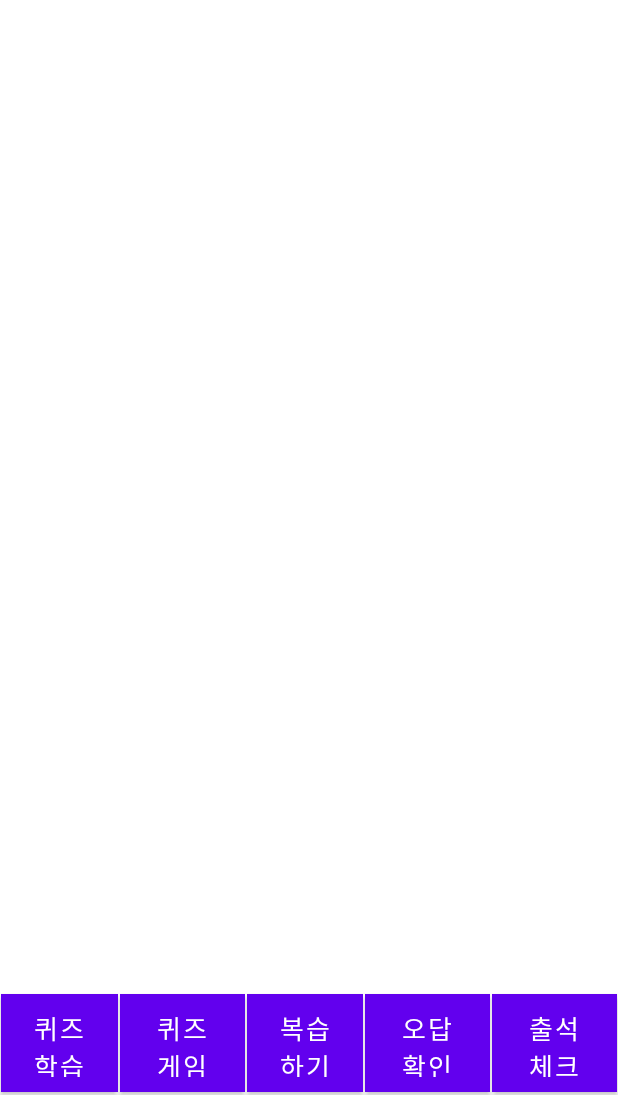
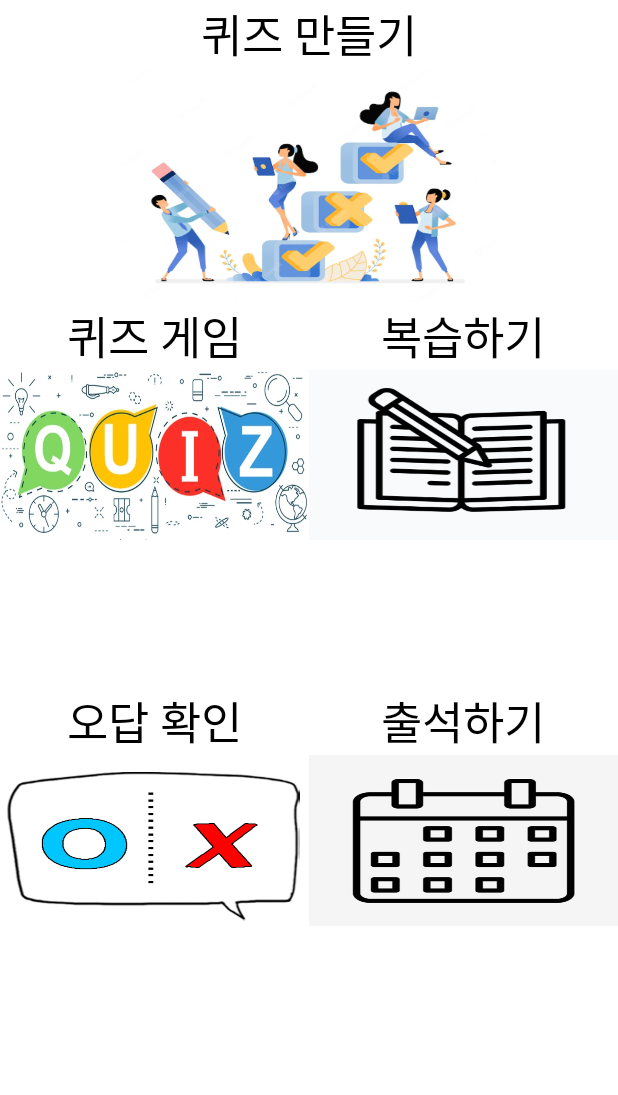
Before and after one commit to hyeonmin504/flash_card, an Android app: the layout activity_main.xml on its own in the app's theme, with its tools: preview values and no code run, on a phone screen of 412 x 824 dp, the part 141-1236 px from its top. Run offline under Robolectric (Android 15) with nearby library versions, the phone set to English and light mode, and no system bars.

Commit message:
update main.xml add-image

```diff
--- a/app/src/main/java/com/example/flash_card/MainActivity.java
+++ b/app/src/main/java/com/example/flash_card/MainActivity.java
@@ -1,31 +1,30 @@
 package com.example.flash_card;
 
-import static com.example.flash_card.R.*;
 import androidx.appcompat.app.AppCompatActivity;
 
 import android.content.Intent;
 import android.os.Bundle;
 import android.view.View;
-import android.widget.Button;
+import android.widget.ImageButton;
 
 public class MainActivity extends AppCompatActivity {
 
-    Button btn_madecard;
-    Button btn_playcard;
-    Button btn_review;
-    Button btn_statistics;
-    Button btn_attendance;
+    ImageButton btn_madecard;
+    ImageButton btn_playcard;
+    ImageButton btn_review;
+    ImageButton btn_statistics;
+    ImageButton btn_attendance;
 
     @Override
     protected void onCreate(Bundle savedInstanceState) {
         super.onCreate(savedInstanceState);
-        setContentView(layout.activity_main);
+        setContentView(R.layout.activity_main);
 
-        btn_madecard = (Button)findViewById(R.id.btn_madecard);
-        btn_playcard = (Button)findViewById(R.id.btn_playcard);
-        btn_review = (Button)findViewById(R.id.btn_review);
-        btn_statistics = (Button)findViewById(R.id.btn_statistics);
-        btn_attendance =(Button)findViewById(R.id.btn_attendance);
+        btn_madecard = findViewById(R.id.btn_madecard);
+        btn_playcard = findViewById(R.id.btn_playcard);
+        btn_review = findViewById(R.id.btn_review);
+        btn_statistics = findViewById(R.id.btn_statistics);
+        btn_attendance = findViewById(R.id.btn_attendance);
 
         btn_madecard.setOnClickListener(new View.OnClickListener() {
             @Override
@@ -63,5 +62,4 @@ public class MainActivity extends AppCompatActivity {
             }
         });
     }
-
 }
--- a/app/src/main/res/layout/activity_attendance.xml
+++ b/app/src/main/res/layout/activity_attendance.xml
@@ -44,7 +44,7 @@
         <TextView
             android:layout_width="wrap_content"
             android:layout_height="match_parent"
-            android:text="출석 기록 :"
+            android:text=" 출석 기록 :"
             android:textColor="#000000"
             android:textSize="25dp" />
 
--- a/app/src/main/res/layout/activity_made_card.xml
+++ b/app/src/main/res/layout/activity_made_card.xml
@@ -122,18 +122,13 @@
         android:textSize="25dp"
         android:visibility="invisible"
         />
+
     <LinearLayout
         android:layout_width="match_parent"
         android:layout_height="wrap_content"
         android:layout_weight="1"
         android:orientation="horizontal"
         android:gravity="bottom">
-
-        <LinearLayout
-            android:layout_width="match_parent"
-            android:layout_height="wrap_content"
-            android:orientation="horizontal"
-            >
 
         <Button
             android:id="@+id/btn_madecard"
@@ -188,6 +183,4 @@
             android:layout_weight = "1"/>
 
     </LinearLayout>
-
 </LinearLayout>
-</LinearLayout>
--- a/app/src/main/res/layout/activity_main.xml
+++ b/app/src/main/res/layout/activity_main.xml
@@ -5,8 +5,7 @@
     android:layout_height="match_parent"
     tools:context=".MainActivity"
     android:layout_weight="1"
-    android:orientation="vertical"
-    >
+    android:orientation="vertical">
 
     <TextView
         android:layout_width="match_parent"
@@ -19,66 +18,118 @@
         android:textColor="#000000"
         android:textSize="40dp" />
 
+    <TextView
+        android:layout_width="match_parent"
+        android:layout_height="wrap_content"
+        android:text="퀴즈 만들기"
+        android:gravity="center"
+        android:textSize="30dp"
+        android:textColor="#000000" />
+
+    <LinearLayout
+        android:layout_width="match_parent"
+        android:layout_height="44dp"
+        android:layout_weight="1"
+        android:gravity="center_horizontal|top">
+
+        <ImageButton
+            android:id="@+id/btn_madecard"
+            android:layout_width="250dp"
+            android:layout_height="match_parent"
+            android:layout_gravity="center|top"
+            android:background="@drawable/madecard"
+            android:scaleType="fitCenter" />
+    </LinearLayout>
+
     <LinearLayout
         android:layout_width="match_parent"
         android:layout_height="wrap_content"
+        android:orientation="horizontal">
+        <TextView
+            android:layout_width="match_parent"
+            android:layout_height="wrap_content"
+            android:text="퀴즈 게임"
+            android:gravity="center"
+            android:textSize="30dp"
+            android:textColor="#000000"
+            android:layout_weight="1"/>
+        <TextView
+            android:layout_width="match_parent"
+            android:layout_height="wrap_content"
+            android:text="복습하기"
+            android:gravity="center"
+            android:textSize="30dp"
+            android:textColor="#000000"
+            android:layout_weight="1"/>
+    </LinearLayout>
+
+    <LinearLayout
+        android:layout_width="match_parent"
+        android:layout_height="99dp"
         android:layout_weight="1"
-        android:orientation="horizontal"
-        android:gravity="bottom">
-        >
+        android:orientation="horizontal">
 
-        <Button
-            android:id="@+id/btn_madecard"
-            android:layout_width="wrap_content"
-            android:layout_height="65dp"
-            android:background="#C2E5C1"
-            android:text="퀴즈학습"
-            android:textSize="17dp"
-            android:layout_margin="1px"
-            android:layout_weight = "1"
-            />
+        <ImageButton
+            android:id="@+id/btn_playcard"
+            android:layout_width="352dp"
+            android:layout_height="113dp"
+            android:layout_weight="1"
+            android:background="@drawable/playcard"
+            android:scaleType="fitCenter" />
 
-        <Button
-            android:id="@+id/btn_playcard"
-            android:layout_width="wrap_content"
-            android:layout_height="65dp"
-            android:background="#C2E5C1"
-            android:text="퀴즈 게임"
-            android:textSize="17dp"
-            android:layout_margin="1px"
-            android:layout_weight = "1"/>
 
-        <Button
+        <ImageButton
             android:id="@+id/btn_review"
             android:layout_width="wrap_content"
-            android:layout_height="65dp"
-            android:background="#C2E5C1"
-            android:text="복습하기"
-            android:textSize="17dp"
-            android:layout_margin="1px"
-            android:layout_weight = "1"/>
-
-
-        <Button
-            android:id="@+id/btn_statistics"
-            android:layout_width="wrap_content"
-            android:layout_height="65dp"
-            android:background="#C2E5C1"
-            android:text="오답 확인"
-            android:textSize="17dp"
-            android:layout_margin="1px"
-            android:layout_weight = "1"/>
-
-        <Button
-            android:id="@+id/btn_attendance"
-            android:layout_width="wrap_content"
-            android:layout_height="65dp"
-            android:background="#C2E5C1"
-            android:text="출석 체크"
-            android:textSize="17dp"
-            android:layout_margin="1px"
-            android:layout_weight = "1"/>
+            android:layout_height="113dp"
+            android:layout_weight="1"
+            android:background="@drawable/review"
+            android:scaleType="fitCenter" />
 
     </LinearLayout>
 
+    <LinearLayout
+        android:layout_width="match_parent"
+        android:layout_height="wrap_content"
+        android:orientation="horizontal">
+        <TextView
+            android:layout_width="match_parent"
+            android:layout_height="wrap_content"
+            android:text="오답 확인"
+            android:gravity="center"
+            android:textSize="30dp"
+            android:textColor="#000000"
+            android:layout_weight="1"/>
+        <TextView
+            android:layout_width="match_parent"
+            android:layout_height="wrap_content"
+            android:text="출석하기"
+            android:gravity="center"
+            android:textSize="30dp"
+            android:textColor="#000000"
+            android:layout_weight="1"/>
+    </LinearLayout>
+
+
+    <LinearLayout
+        android:layout_width="match_parent"
+        android:layout_height="wrap_content"
+        android:orientation="horizontal"
+        android:layout_weight="1">
+
+        <ImageButton
+            android:id="@+id/btn_statistics"
+            android:layout_width="206dp"
+            android:layout_height="114dp"
+            android:background="@drawable/statistics"
+            android:scaleType="fitCenter" />
+
+        <ImageButton
+            android:id="@+id/btn_attendance"
+            android:layout_width="wrap_content"
+            android:layout_height="114dp"
+            android:background="@drawable/attendance"
+            android:scaleType="fitCenter" />
+
+    </LinearLayout>
 </LinearLayout>
--- a/app/src/main/res/layout/activity_play_card.xml
+++ b/app/src/main/res/layout/activity_play_card.xml
@@ -98,5 +98,4 @@
             android:layout_margin="1px" />
 
     </LinearLayout>
-
 </LinearLayout>
```
Also changed, not shown: app/src/main/res/drawable/attendance.PNG (added), app/src/main/res/drawable/madecard.PNG (added), app/src/main/res/drawable/playcard.PNG (added), app/src/main/res/drawable/review.PNG (added), app/src/main/res/drawable/statistics.PNG (added). Lines whose indentation alone changed are shown as unchanged.
